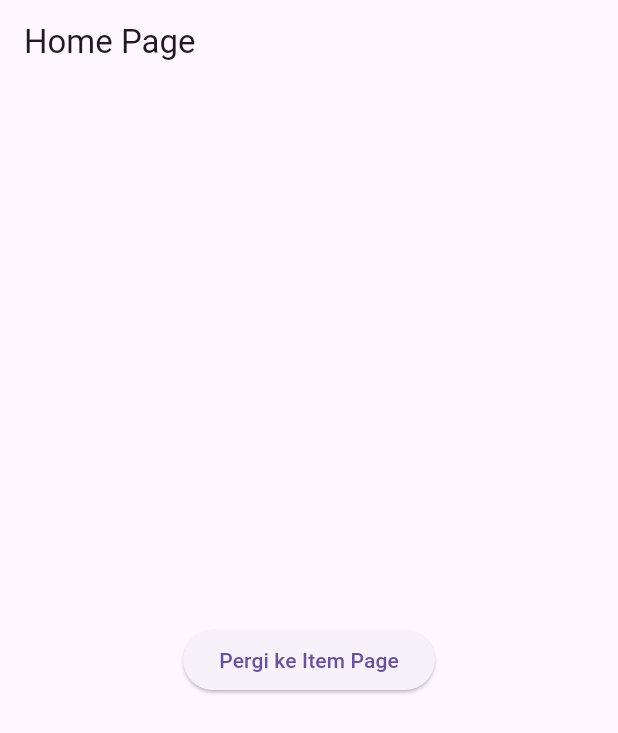
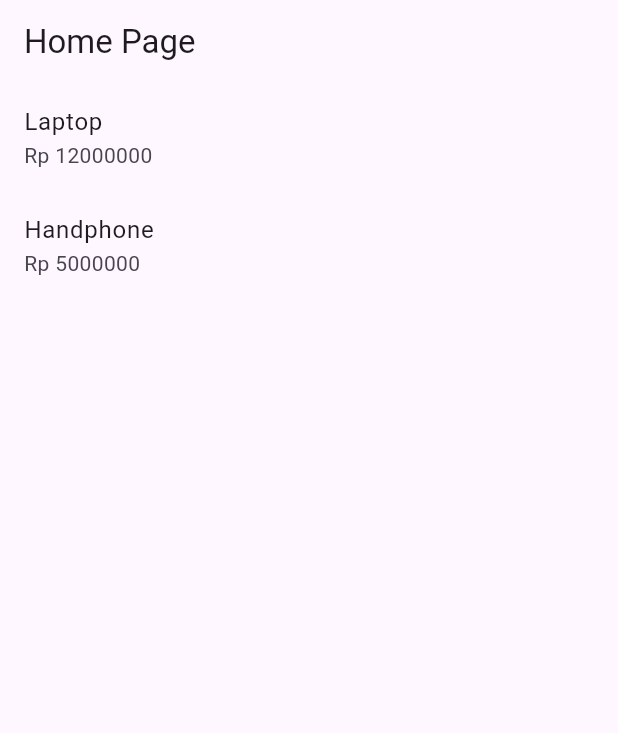
Before and after one commit to fauziyyahadeliaramanda/-Praktikum-5-Membangun-Navigasi-di-Flutter, a Flutter app: the screen it shows after launch, on a phone screen of 412 x 824 dp. Shown: the top 733 px of the screen. Run offline on Flutter 3.47's test engine with Material 3 defaults, Android fonts, the phone set to English and light mode, and no system bars.

Commit message:
menampilkan apl belanja

```diff
--- /dev/null
+++ b/lib/models/item.dart
@@ -0,0 +1,6 @@
+class Item {
+  String name;
+  int price;
+
+  Item({required this.name, required this.price});
+}
--- a/lib/pages/home_page.dart
+++ b/lib/pages/home_page.dart
@@ -1,21 +1,31 @@
 import 'package:flutter/material.dart';
+import '../models/item.dart';
 
 class HomePage extends StatelessWidget {
   const HomePage({super.key});
 
   @override
   Widget build(BuildContext context) {
+    // contoh data
+    final List<Item> items = [
+      Item(name: "Laptop", price: 12000000),
+      Item(name: "Handphone", price: 5000000),
+    ];
+
     return Scaffold(
-      appBar: AppBar(
-        title: const Text("Home Page"),
-      ),
-      body: Center(
-        child: ElevatedButton(
-          onPressed: () {
-            Navigator.pushNamed(context, '/item');
-          },
-          child: const Text("Pergi ke Item Page"),
-        ),
+      appBar: AppBar(title: const Text("Home Page")),
+      body: ListView.builder(
+        itemCount: items.length,
+        itemBuilder: (context, index) {
+          final item = items[index];
+          return ListTile(
+            title: Text(item.name),
+            subtitle: Text("Rp ${item.price}"),
+            onTap: () {
+              Navigator.pushNamed(context, '/item', arguments: item);
+            },
+          );
+        },
       ),
     );
   }
```
Also changed, not shown: lib/pages/item_page.dart (+5 -9 lines), images/images:01.png (added), 2 other files.
